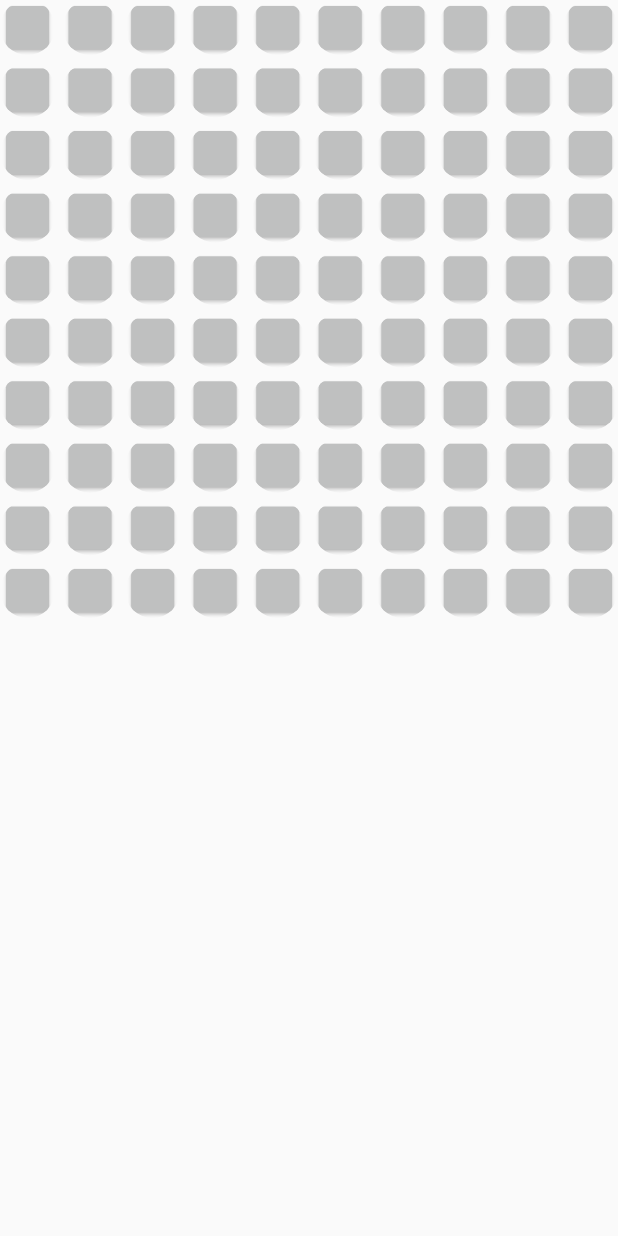
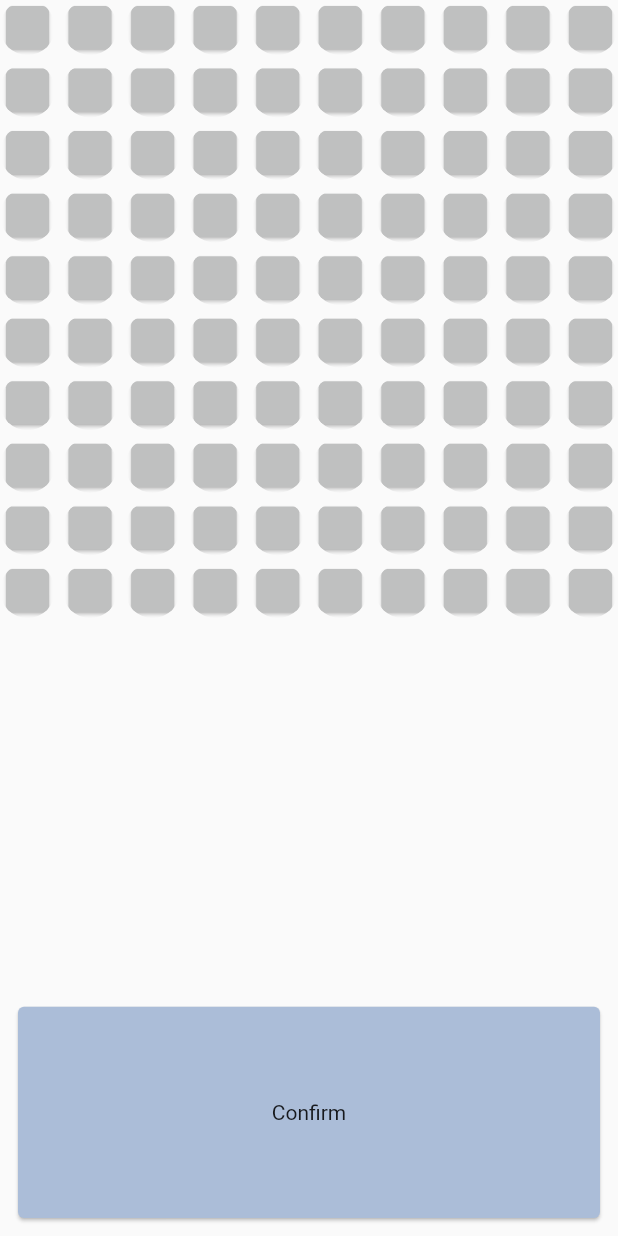
Before and after one commit to ovicristurean/WeddingSeats, a Flutter app: the ConfigurableTableLayout screen opened directly, after a tap on "Confirm", on a phone screen of 412 x 824 dp. Run offline on Flutter 3.47's test engine with Material 2 defaults, Android fonts, the phone set to English and light mode, and no system bars; our stand-ins replace carousel_slider, flutter_svg, numberpicker, rxdart.

Commit message:
added logic for table numbering

```diff
--- a/lib/ui/screens/inherited_room_table_numbers_screen.dart
+++ b/lib/ui/screens/inherited_room_table_numbers_screen.dart
@@ -3,8 +3,7 @@ import 'package:flutter/cupertino.dart';
 class InheritedRoomTableNumbers extends InheritedWidget {
   const InheritedRoomTableNumbers(
     this.enabledCells,
-    this.tableNumbers,
-    this.showSnackbar, {
+    this.onAllTableNumbersFilled, {
     Key key,
     @required Widget child,
   })  : assert(child != null),
@@ -15,9 +14,12 @@ class InheritedRoomTableNumbers extends InheritedWidget {
         .dependOnInheritedWidgetOfExactType<InheritedRoomTableNumbers>();
   }
 
-  final List<bool> enabledCells;
-  final List<int> tableNumbers;
-  final Function(String) showSnackbar;
+  final List<int> enabledCells;
+  final VoidCallback onAllTableNumbersFilled;
+
+  List<int> getEnabledCellsIndexes() {
+    return enabledCells.where((element) => element != -1).toList();
+  }
 
   @override
   bool updateShouldNotify(InheritedRoomTableNumbers old) => true;
--- a/lib/ui/screens/room_table_numbers_screen.dart
+++ b/lib/ui/screens/room_table_numbers_screen.dart
@@ -1,14 +1,18 @@
 import 'package:flutter/material.dart';
 import 'package:flutter/widgets.dart';
 import 'package:weddings_seats/ui/screens/inherited_room_table_numbers_screen.dart';
+import 'package:weddings_seats/ui/views/confirm_table_numbers_view.dart';
 import 'package:weddings_seats/ui/views/room_table_number_view.dart';
 
 class RoomTableNumbersScreen extends StatefulWidget {
-  List<bool> enabledCells;
+  List<int> enabledCells;
   int width;
   int height;
+  int numberOfCells;
 
-  RoomTableNumbersScreen(this.width, this.height, this.enabledCells);
+  RoomTableNumbersScreen(this.width, this.height, this.enabledCells) {
+    numberOfCells = width * height;
+  }
 
   @override
   _RoomTableNumbersScreenState createState() => _RoomTableNumbersScreenState();
@@ -19,15 +23,31 @@ class _RoomTableNumbersScreenState extends State<RoomTableNumbersScreen> {
   Widget build(BuildContext context) {
     return InheritedRoomTableNumbers(
       widget.enabledCells,
-      List.generate(widget.width * widget.height, (index) => 0),
-      (String) {
+      () {
+        setState(() {
+          //widget.isConfirmEnabled = true;
+        });
       },
       child: Scaffold(
         body: SafeArea(
           child: Column(children: [
             Expanded(
+              flex: 8,
               child: RoomTableNumberView(widget.width, widget.height),
             ),
+            Expanded(
+              flex: 2,
+              child: Row(
+                mainAxisAlignment: MainAxisAlignment.center,
+                children: [
+                  Expanded(
+                      child: Padding(
+                    padding: const EdgeInsets.all(8.0),
+                    child: ConfirmTableNumbersView(),
+                  )),
+                ],
+              ),
+            )
           ]),
         ),
       ),
--- /dev/null
+++ b/lib/ui/views/confirm_table_numbers_view.dart
@@ -0,0 +1,36 @@
+import 'package:flutter/material.dart';
+import 'package:flutter/widgets.dart';
+import 'package:weddings_seats/ui/screens/inherited_room_table_numbers_screen.dart';
+import 'package:weddings_seats/util/themes.dart';
+
+class ConfirmTableNumbersView extends StatefulWidget {
+
+  @override
+  _ConfirmTableNumbersViewState createState() =>
+      _ConfirmTableNumbersViewState();
+}
+
+class _ConfirmTableNumbersViewState extends State<ConfirmTableNumbersView> {
+  @override
+  Widget build(BuildContext context) {
+    return InkWell(
+      child: Card(
+        color: !InheritedRoomTableNumbers.of(context).getEnabledCellsIndexes().contains(0)
+            ? Themes.LightPrimaryColor
+            : Themes.DarkPrimaryColor,
+        child: Center(child: Text("Confirm")),
+      ),
+      onTap: () {
+        if (!InheritedRoomTableNumbers.of(context)
+            .getEnabledCellsIndexes()
+            .contains(0)) {
+          Scaffold.of(context).showSnackBar(SnackBar(
+            content: Center(
+              child: Text("Confirm the numbered tables"),
+            ),
+          ));
+        }
+      },
+    );
+  }
+}
--- a/lib/ui/views/room_setup_view.dart
+++ b/lib/ui/views/room_setup_view.dart
@@ -5,12 +5,12 @@ import 'package:weddings_seats/util/themes.dart';
 class RoomSetupView extends StatefulWidget {
   int width;
   int height;
-  List<bool> enabledCells;
+  List<int> enabledCells;
   int currentTableNumber = 0;
   _RoomSetupViewState state = _RoomSetupViewState();
 
   RoomSetupView(this.width, this.height) {
-    enabledCells = List.generate(width * height, (index) => false);
+    enabledCells = List.generate(width * height, (index) => -1);
   }
 
   @override
@@ -36,10 +36,12 @@ class _RoomSetupViewState extends State<RoomSetupView> {
         children: List.generate(widget.width * widget.height, (index) {
           return ClipOval(
             child: Container(
-              color: widget.enabledCells[index] ? Themes.LightPrimaryColor : Themes.DarkPrimaryColor,
+              color: (widget.enabledCells[index] != -1)
+                  ? Themes.LightPrimaryColor
+                  : Themes.DarkPrimaryColor,
               child: ListTile(onTap: () {
                 setState(() {
-                  widget.enabledCells[index] = !widget.enabledCells[index];
+                  widget.enabledCells[index] = widget.enabledCells[index] == -1 ? 0 : -1;
                 });
               }),
             ),
@@ -52,7 +54,7 @@ class _RoomSetupViewState extends State<RoomSetupView> {
   _resetCells() {
     setState(() {
       widget.enabledCells =
-          List.generate(widget.width * widget.height, (index) => false);
+          List.generate(widget.width * widget.height, (index) => -1);
     });
   }
 }
--- a/lib/ui/views/room_table_number_view.dart
+++ b/lib/ui/views/room_table_number_view.dart
@@ -17,9 +17,7 @@ class RoomTableNumberView extends StatefulWidget {
 class _RoomTableNumberViewState extends State<RoomTableNumberView> {
   @override
   Widget build(BuildContext context) {
-    List<bool> enabledCells =
-        InheritedRoomTableNumbers.of(context).enabledCells;
-    List<int> tableNumbers = InheritedRoomTableNumbers.of(context).tableNumbers;
+    List<int> enabledCells = InheritedRoomTableNumbers.of(context).enabledCells;
     return Container(
       child: GridView.count(
         crossAxisSpacing: 5,
@@ -31,15 +29,15 @@ class _RoomTableNumberViewState extends State<RoomTableNumberView> {
             child: ClipOval(
               child: InkWell(
                 child: Card(
-                  color: enabledCells[index]
+                  color: enabledCells[index] != -1
                       ? Themes.LightPrimaryColor
                       : Themes.DarkPrimaryColor,
-                  child: tableNumbers[index] == 0
+                  child: enabledCells[index] == -1
                       ? Center(child: Text(""))
-                      : Center(child: Text(tableNumbers[index].toString())),
+                      : Center(child: Text(enabledCells[index].toString())),
                 ),
                 onTap: () {
-                  if (enabledCells[index]) {
+                  if (enabledCells[index] != -1) {
                     setState(() {
                       showTableNumberDialog(index);
                     });
@@ -54,7 +52,6 @@ class _RoomTableNumberViewState extends State<RoomTableNumberView> {
   }
 
   void showTableNumberDialog(int selectedIndex) {
-    List<int> tableNumbers = InheritedRoomTableNumbers.of(context).tableNumbers;
     int selectedTable = 1;
     showGeneralDialog(
       context: context,
@@ -66,14 +63,22 @@ class _RoomTableNumberViewState extends State<RoomTableNumberView> {
           });
         }, () {
           setState(() {
-            if (tableNumbers.contains(selectedTable)) {
+            if (InheritedRoomTableNumbers.of(context)
+                .getEnabledCellsIndexes()
+                .contains(selectedTable)) {
               Scaffold.of(context).showSnackBar(
                 SnackBar(
                   content: Text("Table number already selected"),
                 ),
               );
             } else {
-              tableNumbers[selectedIndex] = selectedTable;
+              InheritedRoomTableNumbers.of(context)
+                  .enabledCells[selectedIndex] = selectedTable;
+              if (!InheritedRoomTableNumbers.of(context)
+                  .getEnabledCellsIndexes()
+                  .contains(0)) {
+                InheritedRoomTableNumbers.of(context).onAllTableNumbersFilled();
+              }
             }
             Navigator.pop(context);
           });
```
